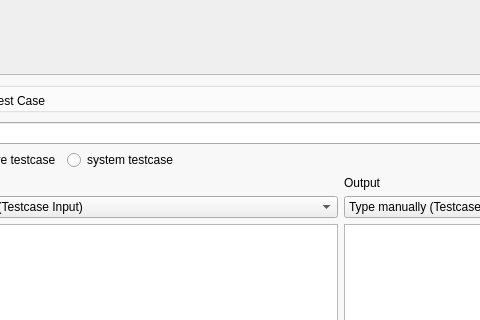
This is src/SmartXm-CSEKU/createquestion.ui in KaziRifatMorshed/SmartXm as Qt 5 draws it before an edit; both pictures show x 122 to 602 and y 246 to 566 of the 926 by 780 pixel window. The edited form follows.
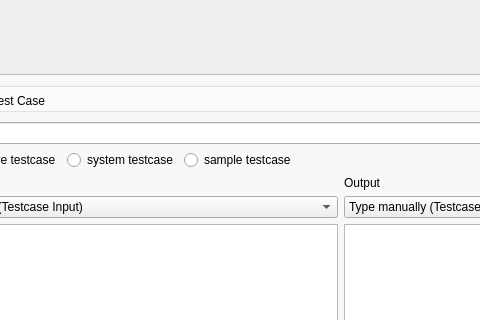
This is the edited form. The open tabs and pages were chosen to show the change. Icons and pictures are not drawn.

Commit message: started saving test case

Diff of the .ui file:
```diff
--- a/src/SmartXm-CSEKU/createquestion.ui
+++ b/src/SmartXm-CSEKU/createquestion.ui
@@ -318,6 +318,13 @@
                 </property>
                </widget>
               </item>
+              <item>
+               <widget class="QRadioButton" name="sampleTestCase_radioButton6">
+                <property name="text">
+                 <string>sample testcase</string>
+                </property>
+               </widget>
+              </item>
              </layout>
             </item>
             <item>
```
Left out of the diff: 2 changed lines with no effect on the pictures. The commit also changes 6 other files.
